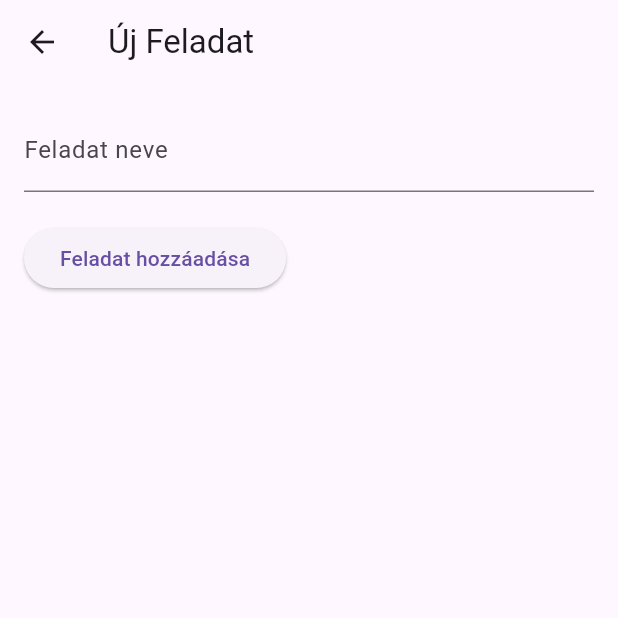
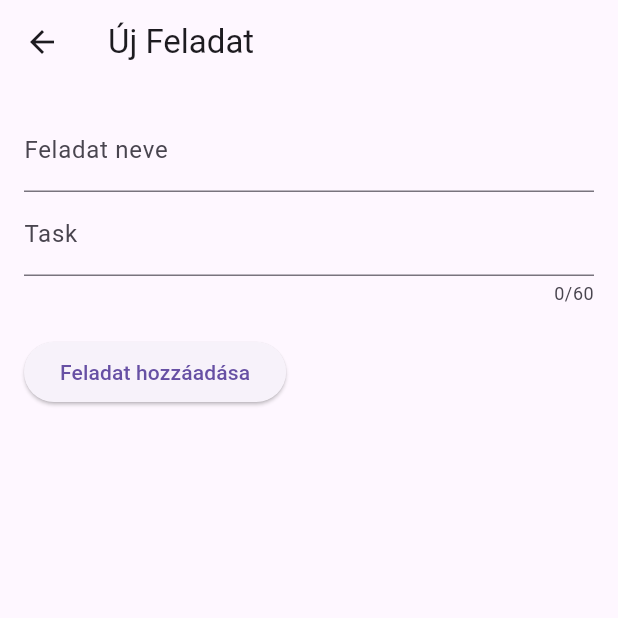
Before and after one commit to gylm99/to_do_list_app, a Flutter app: the NewTask screen opened directly, on a phone screen of 412 x 824 dp, the top half of it. Run offline on Flutter 3.47's test engine with Material 3 defaults, Android fonts, the phone set to English and light mode, and no system bars.

```diff
--- a/lib/new_task.dart
+++ b/lib/new_task.dart
@@ -36,6 +36,14 @@ class _NewTaskState extends State<NewTask> {
                   return null;
                 },
               ),
+
+              const TextField(
+                maxLength: 60,
+                decoration: InputDecoration(
+                label: Text('Task')
+                )
+              ),
+
               const SizedBox(height: 20),
               ElevatedButton(
                 onPressed: () {
```
